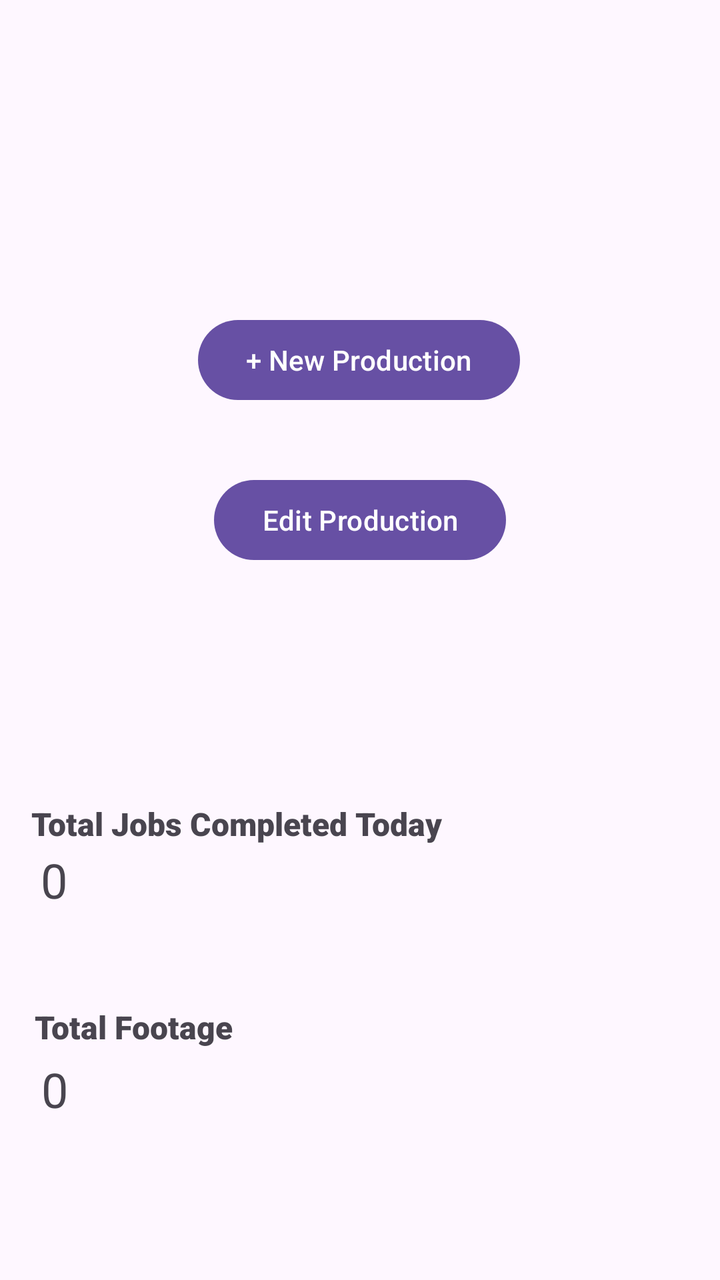
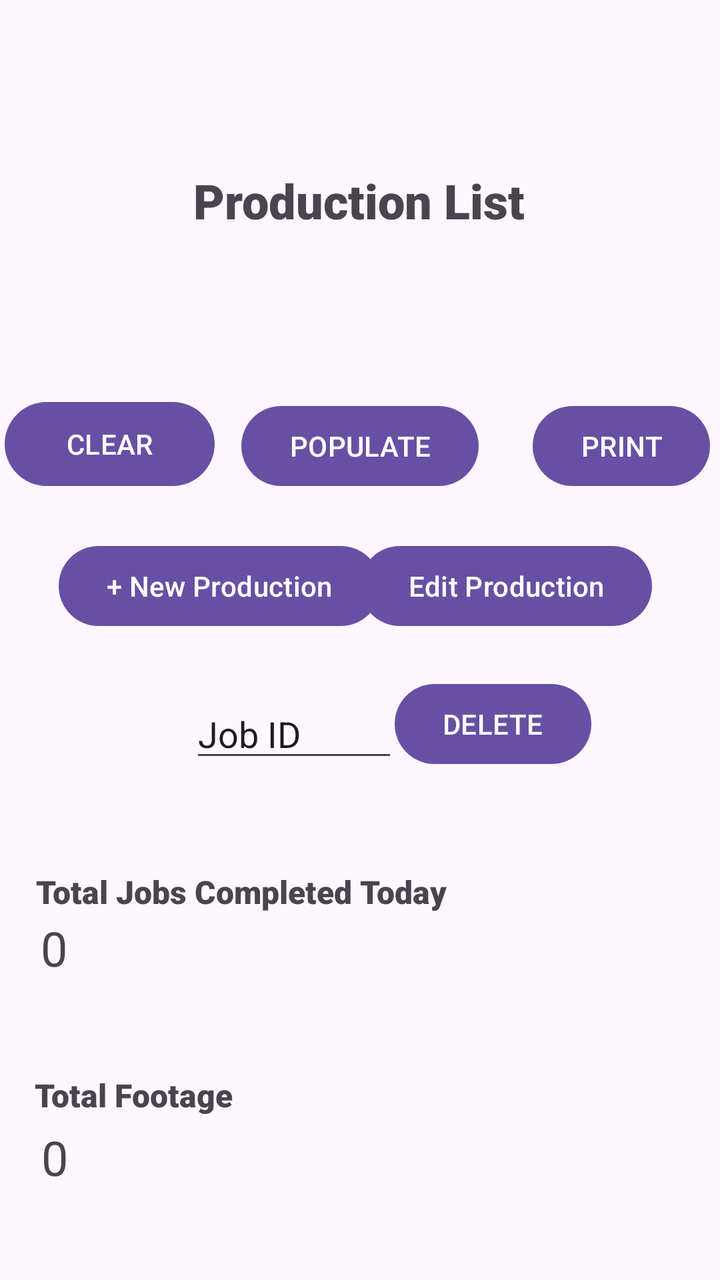

Before-and-after screenshots of an Android layout around one commit, followed by the original layout XML and the change that was made.
<!-- AndroidManifest.xml: application theme Theme.MyApplication -->
<!-- res/layout/activity_main.xml -->
<?xml version="1.0" encoding="utf-8"?>
<androidx.constraintlayout.widget.ConstraintLayout xmlns:android="http://schemas.android.com/apk/res/android"
    xmlns:app="http://schemas.android.com/apk/res-auto"
    xmlns:tools="http://schemas.android.com/tools"
    android:id="@+id/main_table"
    android:layout_width="match_parent"
    android:layout_height="match_parent"
    tools:context=".MainActivity">

    <Button
        android:id="@+id/new_production"
        android:layout_width="wrap_content"
        android:layout_height="wrap_content"
        android:layout_marginTop="156dp"
        android:text="+ New Production"
        android:visibility="visible"
        app:layout_constraintEnd_toEndOf="parent"
        app:layout_constraintHorizontal_bias="0.497"
        app:layout_constraintStart_toStartOf="parent"
        app:layout_constraintTop_toTopOf="parent"
        tools:visibility="visible" />

    <Button
        android:id="@+id/edit_production"
        android:layout_width="wrap_content"
        android:layout_height="wrap_content"
        android:layout_marginTop="32dp"
        android:text="Edit Production"
        android:visibility="visible"
        app:layout_constraintEnd_toEndOf="parent"
        app:layout_constraintStart_toStartOf="parent"
        app:layout_constraintTop_toBottomOf="@+id/new_production"
        tools:visibility="visible" />

    <TextView
        android:id="@+id/textView2"
        android:layout_width="wrap_content"
        android:layout_height="wrap_content"
        android:layout_marginTop="117dp"
        android:fontFamily="sans-serif-black"
        android:text="Total Jobs Completed Today"
        android:textSize="16sp"
        app:layout_constraintEnd_toEndOf="parent"
        app:layout_constraintHorizontal_bias="0.102"
        app:layout_constraintStart_toStartOf="parent"
        app:layout_constraintTop_toBottomOf="@+id/edit_production" />

    <TextView
        android:id="@+id/main_total_jobs_display"
        android:layout_width="wrap_content"
        android:layout_height="wrap_content"
        android:layout_marginTop="1dp"
        android:text="0"
        android:textSize="24sp"
        app:layout_constraintEnd_toEndOf="parent"
        app:layout_constraintHorizontal_bias="0.059"
        app:layout_constraintStart_toStartOf="parent"
        app:layout_constraintTop_toBottomOf="@+id/textView2" />

    <TextView
        android:id="@+id/textView4"
        android:layout_width="wrap_content"
        android:layout_height="wrap_content"
        android:layout_marginTop="80dp"
        android:fontFamily="sans-serif-black"
        android:text="Total Footage"
        android:textSize="16sp"
        app:layout_constraintEnd_toEndOf="parent"
        app:layout_constraintHorizontal_bias="0.067"
        app:layout_constraintStart_toStartOf="parent"
        app:layout_constraintTop_toBottomOf="@+id/textView2" />

    <TextView
        android:id="@+id/main_total_footage_display"
        android:layout_width="wrap_content"
        android:layout_height="wrap_content"
        android:layout_marginTop="4dp"
        android:text="0"
        android:textSize="24sp"
        app:layout_constraintEnd_toEndOf="parent"
        app:layout_constraintHorizontal_bias="0.06"
        app:layout_constraintStart_toStartOf="parent"
        app:layout_constraintTop_toBottomOf="@+id/textView4" />

</androidx.constraintlayout.widget.ConstraintLayout>
<!-- resources referenced by this layout -->
<resources>
  <style name="Theme.MyApplication" parent="Base.Theme.MyApplication" />
  <style name="Base.Theme.MyApplication" parent="Theme.Material3.DayNight.NoActionBar">
          
          
      </style>
</resources>

<!-- the commit's change to res/layout/activity_main.xml (unified diff, before → after) -->
@@ -7,41 +7,68 @@
     android:layout_height="match_parent"
     tools:context=".MainActivity">
 
+    <TextView
+        android:id="@+id/textView3"
+        android:layout_width="190dp"
+        android:layout_height="35dp"
+        android:layout_marginTop="84dp"
+        android:fontFamily="sans-serif-black"
+        android:text="Production List"
+        android:textAlignment="center"
+        android:textSize="24sp"
+        app:layout_constraintEnd_toEndOf="parent"
+        app:layout_constraintHorizontal_bias="0.497"
+        app:layout_constraintStart_toStartOf="parent"
+        app:layout_constraintTop_toTopOf="parent" />
+
     <Button
         android:id="@+id/new_production"
         android:layout_width="wrap_content"
         android:layout_height="wrap_content"
-        android:layout_marginTop="156dp"
+        android:layout_marginTop="22dp"
         android:text="+ New Production"
         android:visibility="visible"
         app:layout_constraintEnd_toEndOf="parent"
-        app:layout_constraintHorizontal_bias="0.497"
+        app:layout_constraintHorizontal_bias="0.148"
         app:layout_constraintStart_toStartOf="parent"
-        app:layout_constraintTop_toTopOf="parent"
+        app:layout_constraintTop_toBottomOf="@+id/populate_button"
         tools:visibility="visible" />
+
+    <Button
+        android:id="@+id/clear_button"
+        android:layout_width="105dp"
+        android:layout_height="50dp"
+        android:layout_marginStart="15dp"
+        android:layout_marginTop="78dp"
+        android:layout_marginEnd="26dp"
+        android:text="CLEAR"
+        app:layout_constraintEnd_toStartOf="@+id/populate_button"
+        app:layout_constraintStart_toStartOf="parent"
+        app:layout_constraintTop_toBottomOf="@+id/textView3" />
 
     <Button
         android:id="@+id/edit_production"
         android:layout_width="wrap_content"
         android:layout_height="wrap_content"
-        android:layout_marginTop="32dp"
+        android:layout_marginTop="22dp"
         android:text="Edit Production"
         android:visibility="visible"
         app:layout_constraintEnd_toEndOf="parent"
+        app:layout_constraintHorizontal_bias="0.841"
         app:layout_constraintStart_toStartOf="parent"
-        app:layout_constraintTop_toBottomOf="@+id/new_production"
+        app:layout_constraintTop_toBottomOf="@+id/populate_button"
         tools:visibility="visible" />
 
     <TextView
         android:id="@+id/textView2"
         android:layout_width="wrap_content"
         android:layout_height="wrap_content"
-        android:layout_marginTop="117dp"
+        android:layout_marginTop="118dp"
         android:fontFamily="sans-serif-black"
         android:text="Total Jobs Completed Today"
         android:textSize="16sp"
         app:layout_constraintEnd_toEndOf="parent"
-        app:layout_constraintHorizontal_bias="0.102"
+        app:layout_constraintHorizontal_bias="0.117"
         app:layout_constraintStart_toStartOf="parent"
         app:layout_constraintTop_toBottomOf="@+id/edit_production" />
 
@@ -82,4 +109,51 @@
         app:layout_constraintStart_toStartOf="parent"
         app:layout_constraintTop_toBottomOf="@+id/textView4" />
 
+    <Button
+        android:id="@+id/populate_button"
+        android:layout_width="wrap_content"
+        android:layout_height="wrap_content"
+        android:layout_marginTop="80dp"
+        android:text="POPULATE"
+        app:layout_constraintEnd_toEndOf="parent"
+        app:layout_constraintStart_toStartOf="parent"
+        app:layout_constraintTop_toBottomOf="@+id/textView3" />
+
+    <Button
+        android:id="@+id/print_button"
+        android:layout_width="wrap_content"
+        android:layout_height="wrap_content"
+        android:layout_marginStart="27dp"
+        android:layout_marginTop="80dp"
+        android:layout_marginEnd="29dp"
+        android:text="PRINT"
+        app:layout_constraintEnd_toEndOf="parent"
+        app:layout_constraintHorizontal_bias="0.0"
+        app:layout_constraintStart_toEndOf="@+id/populate_button"
+        app:layout_constraintTop_toBottomOf="@+id/textView3" />
+
+    <Button
+        android:id="@+id/delete_button"
+        android:layout_width="wrap_content"
+        android:layout_height="wrap_content"
+        android:layout_marginStart="24dp"
+        android:layout_marginTop="21dp"
+        android:layout_marginEnd="90dp"
+        android:text="DELETE"
+        app:layout_constraintEnd_toEndOf="parent"
+        app:layout_constraintStart_toEndOf="@+id/editTextText"
+        app:layout_constraintTop_toBottomOf="@+id/edit_production" />
+
+    <EditText
+        android:id="@+id/editTextText"
+        android:layout_width="104dp"
+        android:layout_height="41dp"
+        android:layout_marginStart="95dp"
+        android:layout_marginTop="28dp"
+        android:ems="10"
+        android:inputType="text"
+        android:text="Job ID"
+        app:layout_constraintStart_toStartOf="parent"
+        app:layout_constraintTop_toBottomOf="@+id/new_production" />
+
 </androidx.constraintlayout.widget.ConstraintLayout>
